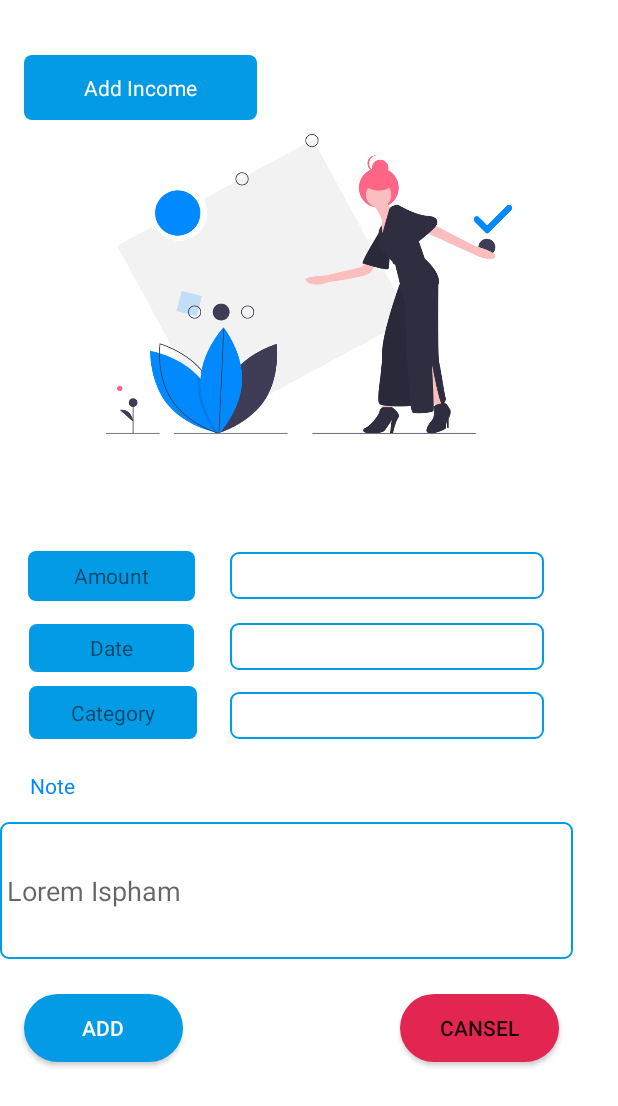
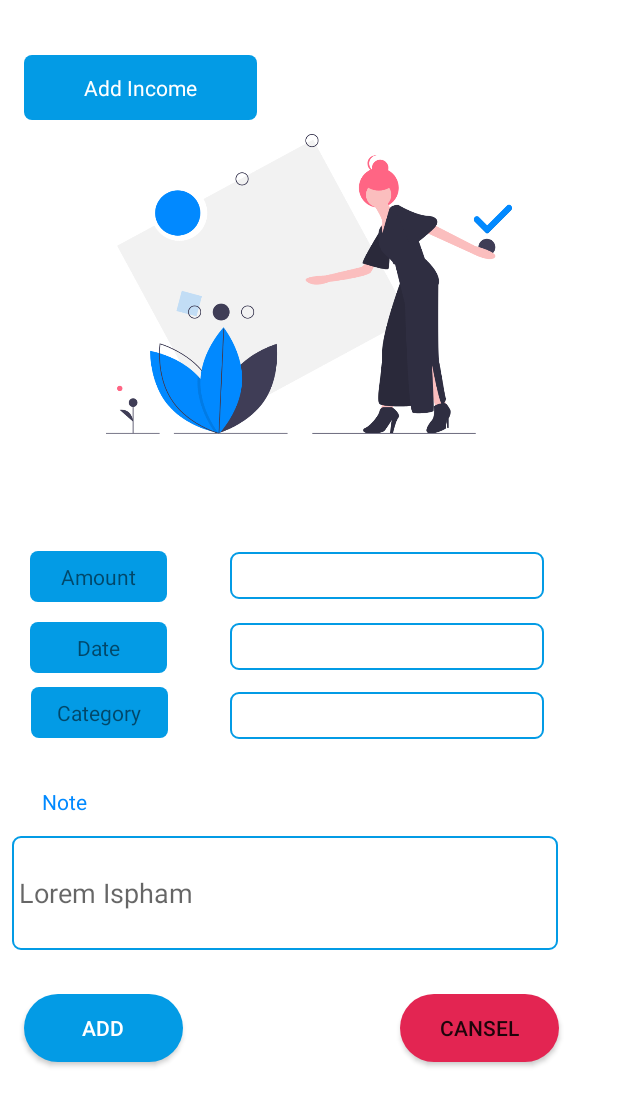
Before and after one commit to MAD-Masters/My-Wallet, an Android app: the fragment income5 shown on its own in the app's theme, on a phone screen of 412 x 824 dp. Shown: the top 1106 px of the screen. Run offline under Robolectric (Android 15) with nearby library versions, the light colour scheme and no system bars.

Commit message:
third commit

```diff
--- a/app/src/main/res/layout/fragment_income.xml
+++ b/app/src/main/res/layout/fragment_income.xml
@@ -36,10 +36,11 @@
 
         <TextView
             android:id="@+id/textView7"
-            android:layout_width="match_parent"
-            android:layout_height="match_parent"
-            tools:layout_editor_absoluteX="-16dp"
-            tools:layout_editor_absoluteY="-36dp" />
+            android:layout_width="408dp"
+            android:layout_height="783dp"
+            android:layout_marginTop="16dp"
+            app:layout_constraintTop_toTopOf="@+id/textView3"
+            tools:layout_editor_absoluteX="3dp" />
 
         <TextView
             android:id="@+id/textView2"
--- a/app/src/main/res/layout/fragment_income5.xml
+++ b/app/src/main/res/layout/fragment_income5.xml
@@ -99,27 +99,27 @@
             android:textColor="#0189FF"
             app:layout_constraintBottom_toBottomOf="parent"
             app:layout_constraintEnd_toEndOf="parent"
-            app:layout_constraintHorizontal_bias="0.0"
+            app:layout_constraintHorizontal_bias="0.023"
             app:layout_constraintStart_toStartOf="parent"
             app:layout_constraintTop_toTopOf="parent"
-            app:layout_constraintVertical_bias="0.641" />
+            app:layout_constraintVertical_bias="0.654" />
 
         <com.google.android.material.textfield.TextInputEditText
-            android:layout_width="382dp"
-            android:layout_height="91dp"
+            android:layout_width="364dp"
+            android:layout_height="76dp"
             android:background="@drawable/background_blue_no_fills"
             android:hint="Lorem Ispham"
             app:layout_constraintBottom_toBottomOf="parent"
             app:layout_constraintEnd_toEndOf="parent"
-            app:layout_constraintHorizontal_bias="0.0"
+            app:layout_constraintHorizontal_bias="0.17"
             app:layout_constraintStart_toStartOf="parent"
             app:layout_constraintTop_toTopOf="parent"
-            app:layout_constraintVertical_bias="0.748" />
+            app:layout_constraintVertical_bias="0.745" />
 
         <TextView
             android:id="@+id/textView18"
-            android:layout_width="111dp"
-            android:layout_height="33dp"
+            android:layout_width="91dp"
+            android:layout_height="34dp"
             android:background="@drawable/background_blue_fill"
             android:gravity="center_vertical|center_horizontal"
             android:text="@string/amount"
@@ -132,8 +132,8 @@
 
         <TextView
             android:id="@+id/textView19"
-            android:layout_width="110dp"
-            android:layout_height="32dp"
+            android:layout_width="91dp"
+            android:layout_height="34dp"
             android:background="@drawable/background_blue_fill"
             android:gravity="center_vertical|center_horizontal"
             android:text="@string/date"
@@ -146,8 +146,8 @@
 
         <TextView
             android:id="@+id/textView20"
-            android:layout_width="112dp"
-            android:layout_height="35dp"
+            android:layout_width="91dp"
+            android:layout_height="34dp"
             android:background="@drawable/background_blue_fill"
             android:gravity="center_vertical|center_horizontal"
             android:text="@string/category"
```
